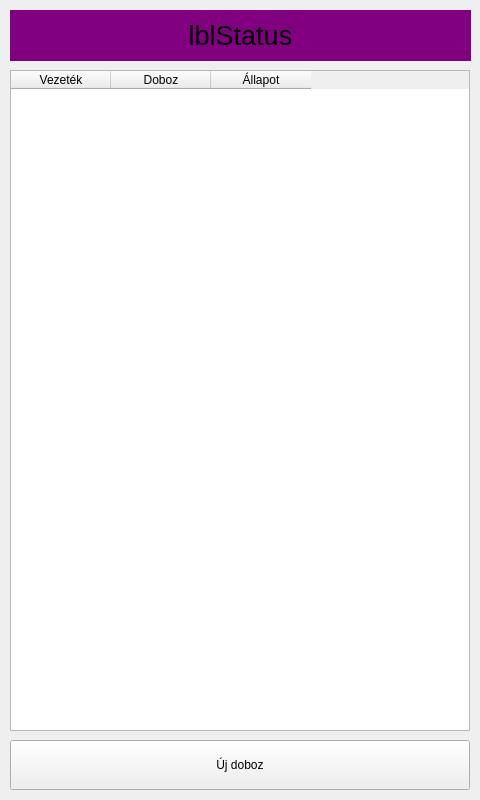
This is main.ui in GR1P3N/fakra-scanner-manager-python as Qt 5 draws it before an edit. The edited form follows.
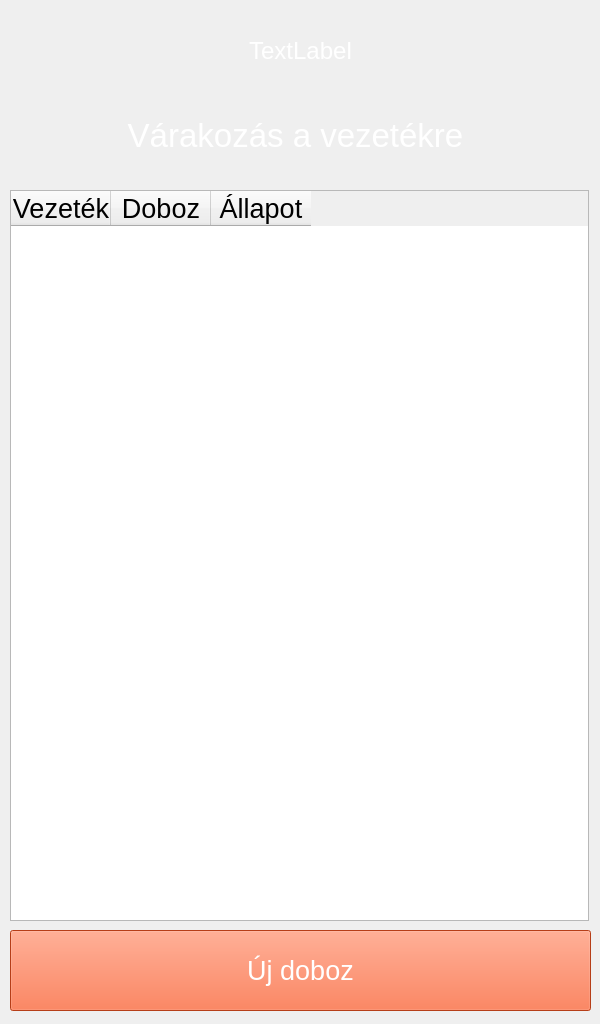
This is the edited form.

```diff
--- a/main.ui
+++ b/main.ui
@@ -6,8 +6,8 @@
    <rect>
     <x>0</x>
     <y>0</y>
-    <width>480</width>
-    <height>800</height>
+                <width>600</width>
+                <height>1024</height>
    </rect>
   </property>
   <property name="windowTitle">
@@ -18,11 +18,16 @@
     <property name="geometry">
      <rect>
       <x>10</x>
-      <y>70</y>
-      <width>460</width>
-      <height>661</height>
-     </rect>
-    </property>
+                        <y>190</y>
+                        <width>579</width>
+                        <height>731</height>
+                    </rect>
+                </property>
+                <property name="font">
+                    <font>
+                        <pointsize>20</pointsize>
+                    </font>
+                </property>
     <column>
      <property name="text">
       <string>Vezeték</string>
@@ -43,24 +48,24 @@
     <property name="geometry">
      <rect>
       <x>10</x>
-      <y>10</y>
-      <width>461</width>
-      <height>51</height>
+                        <y>90</y>
+                        <width>571</width>
+                        <height>91</height>
      </rect>
     </property>
     <property name="font">
      <font>
-      <pointsize>20</pointsize>mit javí
+                        <pointsize>25</pointsize>
      </font>
     </property>
     <property name="layoutDirection">
      <enum>LeftToRight</enum>
     </property>
     <property name="styleSheet">
-     <string notr="true">background-color: purple;</string>
+                    <string notr="true">color:#fff;</string>
     </property>
     <property name="text">
-     <string>lblStatus</string>
+                    <string>Várakozás a vezetékre</string>
     </property>
     <property name="alignment">
      <set>AlignCenter</set>
@@ -70,17 +75,50 @@
     <property name="geometry">
      <rect>
       <x>10</x>
-      <y>740</y>
-      <width>460</width>
-      <height>50</height>
-     </rect>
-    </property>
+                        <y>930</y>
+                        <width>581</width>
+                        <height>81</height>
+                    </rect>
+                </property>
+                <property name="font">
+                    <font>
+                        <pointsize>20</pointsize>
+                    </font>
+                </property>
+                <property name="styleSheet">
+                    <string notr="true">background-color: #FF5722;
+                        color: #fff;</string>
+                </property>
     <property name="text">
      <string>Új doboz</string>
     </property>
    </widget>
-  </widget>
- </widget>
- <resources/>
- <connections/>
+            <widget class="QLabel" name="lblCount">
+                <property name="geometry">
+                    <rect>
+                        <x>10</x>
+                        <y>20</y>
+                        <width>581</width>
+                        <height>61</height>
+                    </rect>
+                </property>
+                <property name="font">
+                    <font>
+                        <pointsize>18</pointsize>
+                    </font>
+                </property>
+                <property name="styleSheet">
+                    <string notr="true">color: #fff;</string>
+                </property>
+                <property name="text">
+                    <string>TextLabel</string>
+                </property>
+                <property name="alignment">
+                    <set>AlignCenter</set>
+                </property>
+            </widget>
+        </widget>
+    </widget>
+    <resources />
+    <connections />
 </ui>
```
Lines whose indentation alone changed are shown as unchanged.
